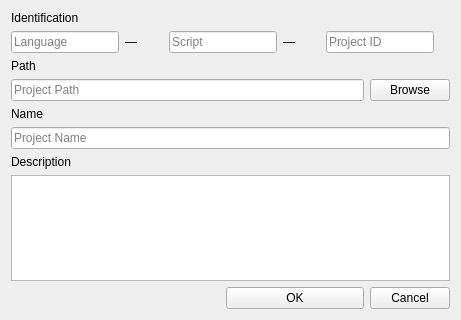
Qt form lib/rapuma/dialog/menu_project_add_dlg.ui (sillsdev/rapuma) before a commit.
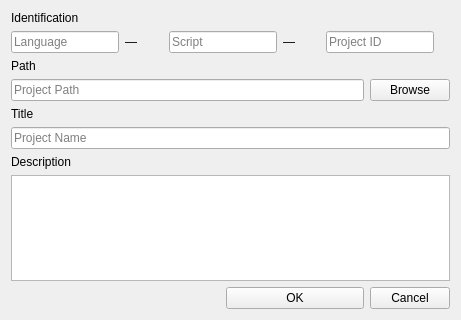
The same form after that commit.

The edit to the form file:
```diff
--- a/lib/rapuma/dialog/menu_project_add_dlg.ui
+++ b/lib/rapuma/dialog/menu_project_add_dlg.ui
@@ -152,7 +152,7 @@
    <item row="4" column="0">
     <widget class="QLabel" name="labelName">
      <property name="text">
-      <string>Name</string>
+      <string>Title</string>
      </property>
     </widget>
    </item>
```
